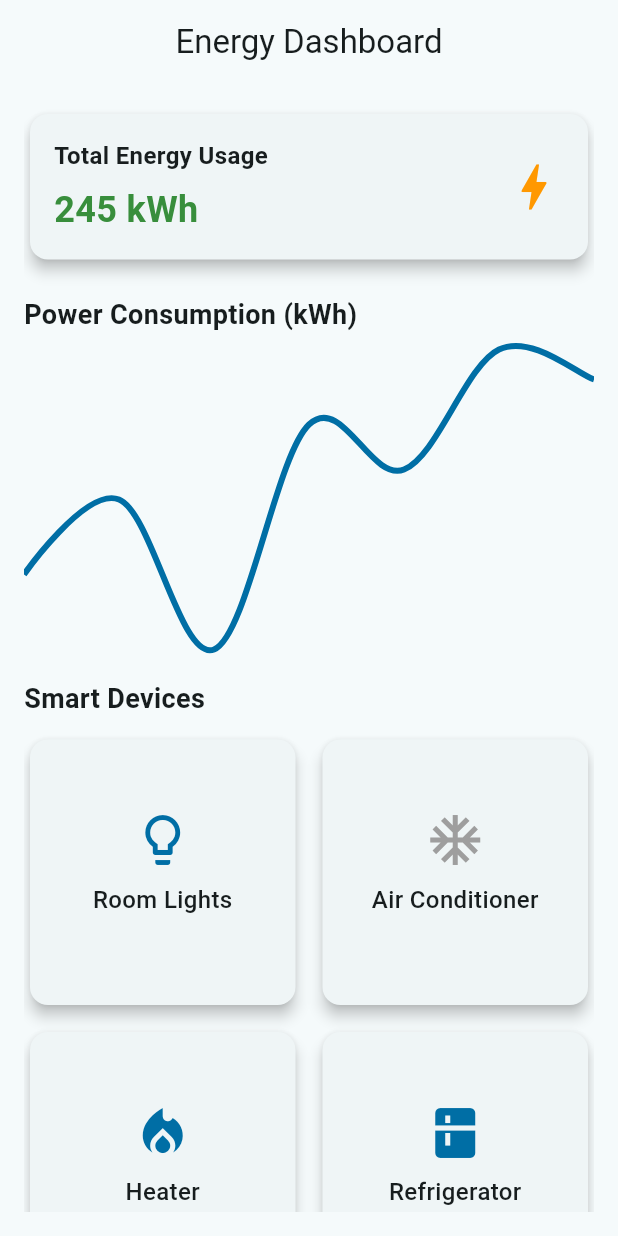
After one commit to mjaber5/Smart-Home, a Flutter app: the EnergyViewBody screen opened by its route, on a phone screen of 412 x 824 dp. The commit adds this screen. Run offline on Flutter 3.47's test engine with Material 3 defaults, Android fonts, the phone set to English and light mode, and no system bars; drawn by our look-alikes of fl_chart; our stand-ins replace go_router, percent_indicator.

Commit message:
add energy ui view

```diff
--- a/lib/core/utils/app_router.dart
+++ b/lib/core/utils/app_router.dart
@@ -2,6 +2,7 @@ import 'package:go_router/go_router.dart';
 import 'package:smart_home/features/auth/register/presentation/view/signup_view.dart';
 import 'package:smart_home/features/auth/signin/presentation/view/login_view.dart';
 import 'package:smart_home/features/home/presentation/view/home_view.dart';
+import 'package:smart_home/features/home/presentation/view/widgets/energy_view_body.dart';
 import 'package:smart_home/features/splash/presentation/view/splash_view.dart';
 
 abstract class AppRouter {
@@ -13,6 +14,7 @@ abstract class AppRouter {
   static const kHomeView = '/homeView';
   static const kNotificationView = '/notificationView';
   static const kProfileView = '/profileView';
+  static const kEnergyView = '/energyView';
 
   static final router = GoRouter(
     routes: [
@@ -26,6 +28,10 @@ abstract class AppRouter {
         builder: (context, state) => const SignupView(),
       ),
       GoRoute(path: kHomeView, builder: (context, state) => const HomeView()),
+      GoRoute(
+        path: kEnergyView,
+        builder: (context, state) => const EnergyViewBody(),
+      ),
     ],
   );
 }
--- /dev/null
+++ b/lib/features/home/presentation/view/energy_view.dart
@@ -0,0 +1,11 @@
+import 'package:flutter/material.dart';
+import 'package:smart_home/features/home/presentation/view/widgets/energy_view_body.dart';
+
+class EnergyView extends StatelessWidget {
+  const EnergyView({super.key});
+
+  @override
+  Widget build(BuildContext context) {
+    return Scaffold(body: EnergyViewBody());
+  }
+}
--- a/lib/features/home/presentation/view/home_view.dart
+++ b/lib/features/home/presentation/view/home_view.dart
@@ -1,4 +1,6 @@
 import 'package:flutter/material.dart';
+import 'package:go_router/go_router.dart';
+import 'package:smart_home/core/utils/app_router.dart';
 import 'package:smart_home/core/utils/color.dart';
 import 'package:smart_home/features/home/presentation/view/temperature.dart';
 import 'package:smart_home/features/home/presentation/view/widgets/custom_drawer.dart';
@@ -77,6 +79,9 @@ class _HomeViewState extends State<HomeView> {
                         _cardMenu(
                           icon: 'assets/images/energy.png',
                           title: 'ENERGY',
+                          onTap: () {
+                            GoRouter.of(context).push(AppRouter.kEnergyView);
+                          },
                         ),
                         _cardMenu(
                           onTap: () {
@@ -129,7 +134,7 @@ class _HomeViewState extends State<HomeView> {
         padding: const EdgeInsets.symmetric(vertical: 36),
         width: 156,
         decoration: BoxDecoration(
-          color: IColors.kSeconderyColor.withAlpha(30),
+          color: IColors.kSeconderyColor.withAlpha(50),
           borderRadius: BorderRadius.circular(24),
         ),
         child: Column(
@@ -156,7 +161,7 @@ class WeatherContainer extends StatelessWidget {
       width: 400,
       height: 200,
       decoration: BoxDecoration(
-        color: IColors.kSeconderyColor.withAlpha(30),
+        color: IColors.kSeconderyColor.withAlpha(50),
         borderRadius: BorderRadius.circular(20),
       ),
       child: Row(
--- a/lib/features/home/presentation/view/temperature.dart
+++ b/lib/features/home/presentation/view/temperature.dart
@@ -174,7 +174,10 @@ class _TemperaturePageState extends State<TemperaturePage> {
         Container(
           padding: const EdgeInsets.all(18),
           decoration: BoxDecoration(
-            color: isActive ? IColors.kSeconderyColor : Colors.transparent,
+            color:
+                isActive
+                    ? IColors.kSeconderyColor.withAlpha(40)
+                    : Colors.transparent,
             borderRadius: BorderRadius.circular(18),
           ),
           child: Image.asset(
@@ -206,7 +209,7 @@ class _TemperaturePageState extends State<TemperaturePage> {
       child: Text(
         title,
         style: TextStyle(
-          color: isActive ? Colors.white : IColors.kPrimaryColor,
+          color: isActive ? Colors.white : IColors.kSeconderyColor,
         ),
       ),
     );
--- /dev/null
+++ b/lib/features/home/presentation/view/widgets/energy_view_body.dart
@@ -0,0 +1,229 @@
+import 'package:flutter/material.dart';
+import 'package:fl_chart/fl_chart.dart';
+import 'package:smart_home/core/utils/color.dart';
+
+class EnergyViewBody extends StatelessWidget {
+  const EnergyViewBody({super.key});
+
+  @override
+  Widget build(BuildContext context) {
+    return Scaffold(
+      appBar: AppBar(title: const Text("Energy Dashboard"), centerTitle: true),
+      body: Padding(
+        padding: const EdgeInsets.all(16.0),
+        child: SingleChildScrollView(
+          child: Column(
+            crossAxisAlignment: CrossAxisAlignment.start,
+            children: [
+              _buildTotalEnergyCard(),
+              const SizedBox(height: 20),
+              const Text(
+                "Power Consumption (kWh)",
+                style: TextStyle(fontSize: 18, fontWeight: FontWeight.bold),
+              ),
+              const SizedBox(height: 10),
+              _buildEnergyChart(),
+              const SizedBox(height: 20),
+              const Text(
+                "Smart Devices",
+                style: TextStyle(fontSize: 18, fontWeight: FontWeight.bold),
+              ),
+              const SizedBox(height: 10),
+              _buildSmartDevicesGrid(),
+            ],
+          ),
+        ),
+      ),
+    );
+  }
+
+  Widget _buildTotalEnergyCard() {
+    return Card(
+      shape: RoundedRectangleBorder(borderRadius: BorderRadius.circular(12)),
+      elevation: 4,
+      child: Padding(
+        padding: const EdgeInsets.all(16.0),
+        child: Row(
+          mainAxisAlignment: MainAxisAlignment.spaceBetween,
+          children: [
+            Column(
+              crossAxisAlignment: CrossAxisAlignment.start,
+              children: [
+                const Text(
+                  "Total Energy Usage",
+                  style: TextStyle(fontSize: 16, fontWeight: FontWeight.w600),
+                ),
+                const SizedBox(height: 8),
+                Text(
+                  "245 kWh",
+                  style: TextStyle(
+                    fontSize: 24,
+                    fontWeight: FontWeight.bold,
+                    color: Colors.green[700],
+                  ),
+                ),
+              ],
+            ),
+            const Icon(Icons.bolt, size: 40, color: Colors.orange),
+          ],
+        ),
+      ),
+    );
+  }
+
+  Widget _buildEnergyChart() {
+    return SizedBox(
+      height: 200,
+      child: LineChart(
+        LineChartData(
+          gridData: const FlGridData(show: false),
+          titlesData: const FlTitlesData(show: false),
+          borderData: FlBorderData(show: false),
+          lineBarsData: [
+            LineChartBarData(
+              spots: [
+                const FlSpot(0, 2.5),
+                const FlSpot(1, 3),
+                const FlSpot(2, 2),
+                const FlSpot(3, 3.5),
+                const FlSpot(4, 3.2),
+                const FlSpot(5, 4),
+                const FlSpot(6, 3.8),
+              ],
+              isCurved: true,
+              color: IColors.kFourthColor,
+              barWidth: 4,
+              dotData: const FlDotData(show: false),
+            ),
+          ],
+        ),
+      ),
+    );
+  }
+
+  Widget _buildSmartDevicesGrid() {
+    List<Map<String, dynamic>> devices = [
+      {"name": "Room Lights", "icon": Icons.lightbulb_outline, "status": true},
+      {"name": "Air Conditioner", "icon": Icons.ac_unit, "status": false},
+      {"name": "Heater", "icon": Icons.local_fire_department, "status": true},
+      {"name": "Refrigerator", "icon": Icons.kitchen, "status": true},
+      {"name": "TV", "icon": Icons.tv, "status": false},
+      {"name": "Fan", "icon": Icons.toys, "status": true},
+    ];
+
+    return GridView.builder(
+      shrinkWrap: true,
+      physics: const NeverScrollableScrollPhysics(),
+      gridDelegate: const SliverGridDelegateWithFixedCrossAxisCount(
+        crossAxisCount: 2,
+        crossAxisSpacing: 10,
+        mainAxisSpacing: 10,
+        childAspectRatio: 1,
+      ),
+      itemCount: devices.length,
+      itemBuilder: (context, index) {
+        var device = devices[index];
+        return ExpandableDeviceCard(
+          name: device["name"],
+          icon: device["icon"],
+          isOn: device["status"],
+        );
+      },
+    );
+  }
+}
+
+class ExpandableDeviceCard extends StatefulWidget {
+  final String name;
+  final IconData icon;
+  final bool isOn;
+
+  const ExpandableDeviceCard({
+    super.key,
+    required this.name,
+    required this.icon,
+    required this.isOn,
+  });
+
+  @override
+  State<ExpandableDeviceCard> createState() => _ExpandableDeviceCardState();
+}
+
+class _ExpandableDeviceCardState extends State<ExpandableDeviceCard> {
+  // To control the expanded state of the card
+  bool _isExpanded = false;
+
+  // To track the state of the switch for each device
+  late bool _deviceState;
+
+  @override
+  void initState() {
+    super.initState();
+    // Initialize the device's switch state with the initial value
+    _deviceState = widget.isOn;
+  }
+
+  @override
+  Widget build(BuildContext context) {
+    return GestureDetector(
+      onTap: () {
+        setState(() {
+          _isExpanded = !_isExpanded; // Toggle expanded state
+        });
+      },
+      child: Card(
+        shape: RoundedRectangleBorder(borderRadius: BorderRadius.circular(12)),
+        elevation: 4,
+        child: Padding(
+          padding: const EdgeInsets.all(12.0),
+          child: AnimatedSize(
+            duration: const Duration(milliseconds: 300),
+            curve: Curves.easeInOut,
+            child: SizedBox(
+              height:
+                  _isExpanded
+                      ? 200
+                      : 150, // Adjusted height for expanded and collapsed states
+              width: double.infinity, // Take full width of the parent container
+              child: Column(
+                mainAxisAlignment: MainAxisAlignment.center,
+                crossAxisAlignment:
+                    CrossAxisAlignment.center, // Align content properly
+                children: [
+                  Icon(
+                    widget.icon,
+                    size: 40,
+                    color: _deviceState ? IColors.kFourthColor : Colors.grey,
+                  ), // Slightly larger icon
+                  const SizedBox(height: 8), // More spacing
+                  Text(
+                    widget.name,
+                    textAlign: TextAlign.center,
+                    style: const TextStyle(
+                      fontSize: 16,
+                      fontWeight: FontWeight.w500,
+                    ), // Improved font styling
+                  ),
+                  const SizedBox(height: 12), // More spacing
+                  // Only show the Switch if expanded
+                  if (_isExpanded)
+                    Switch(
+                      value:
+                          _deviceState, // Bind the switch value to the _deviceState
+                      onChanged: (value) {
+                        setState(() {
+                          _deviceState =
+                              value; // Update the device state when toggled
+                        });
+                      },
+                      activeColor: IColors.kFourthColor,
+                    ),
+                ],
+              ),
+            ),
+          ),
+        ),
+      ),
+    );
+  }
+}
--- a/lib/features/splash/presentation/view/widget/splash_app_logo.dart
+++ b/lib/features/splash/presentation/view/widget/splash_app_logo.dart
@@ -15,7 +15,7 @@ class SplashAppLogo extends StatelessWidget {
             'assets/icons/smart-house.png',
             height: 150,
             width: 150,
-            color: IColors.kPrimaryColor,
+            color: IColors.kFourthColor,
           ),
           Center(
             child: Row(
@@ -26,7 +26,7 @@ class SplashAppLogo extends StatelessWidget {
                   style: TextStyle(
                     fontSize: 40,
                     fontWeight: FontWeight.bold,
-                    color: IColors.kPrimaryColor,
+                    color: IColors.kFourthColor,
                   ),
                 ),
                 Text(
--- a/pubspec.yaml
+++ b/pubspec.yaml
@@ -38,6 +38,7 @@ dependencies:
   firebase_core: ^3.12.0
   firebase_database: ^11.3.3
   go_router: ^14.8.1
+  fl_chart: ^0.70.2
 
 
 dev_dependencies:
```
Also changed, not shown: pubspec.lock.
